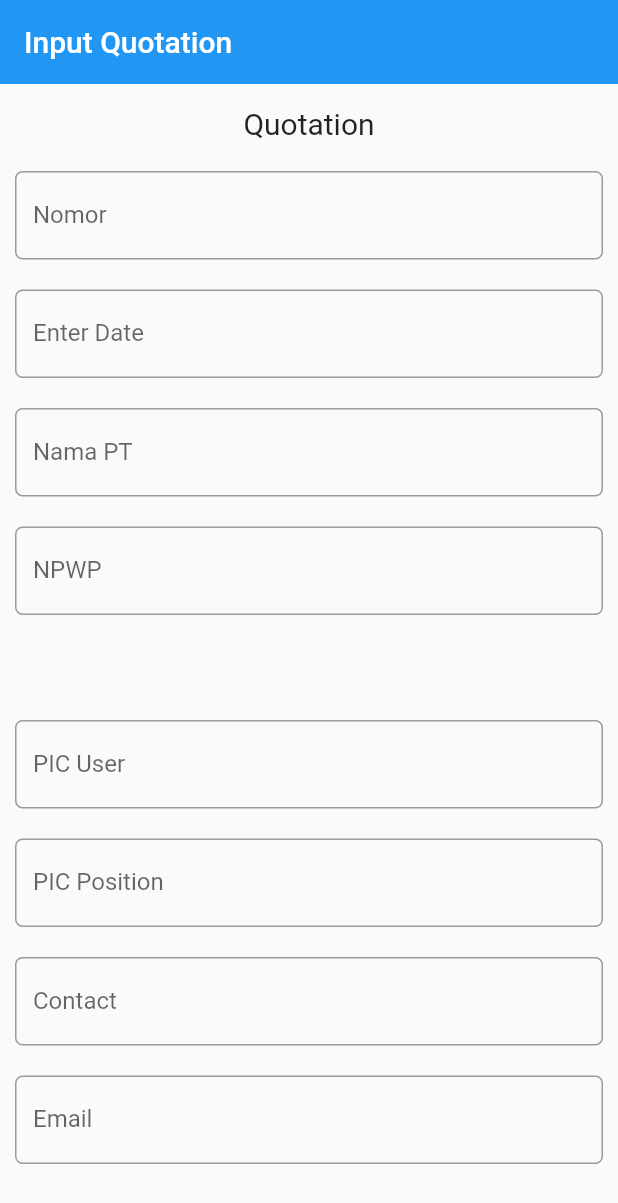
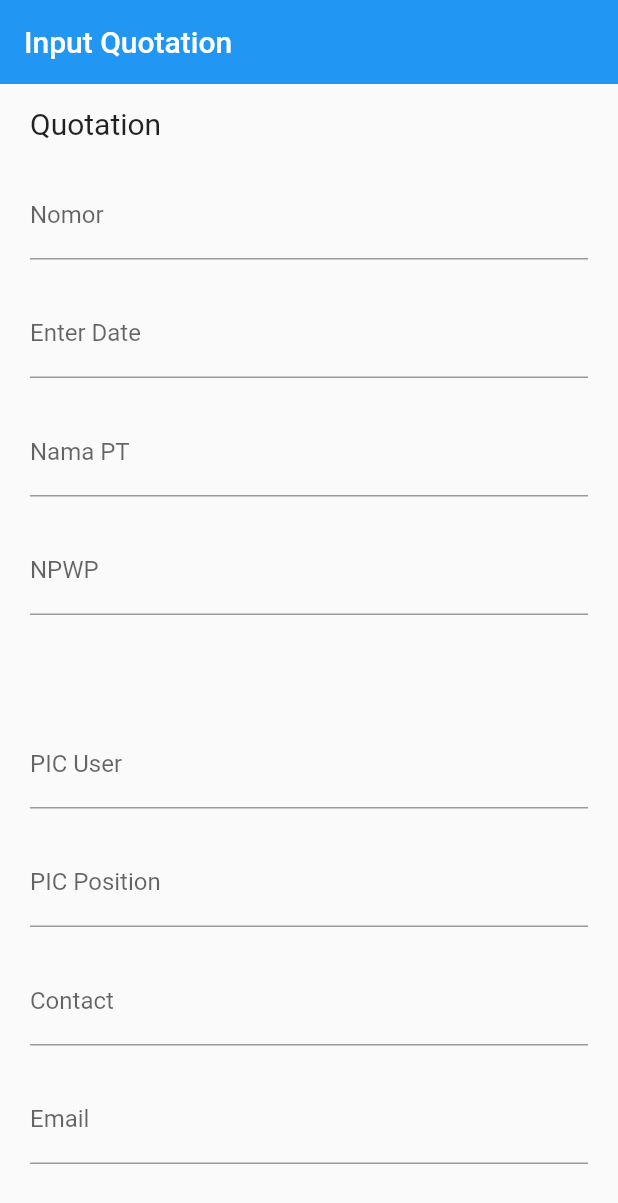
Before and after one commit to EkoBudi14/test_interview, a Flutter app: the screen it shows after launch, on a phone screen of 412 x 824 dp. Shown: the top 1203 px of the screen. Run offline on Flutter 3.47's test engine with Material 2 defaults, Android fonts, the phone set to English and light mode, and no system bars; our stand-ins replace mask_text_input_formatter, pdf; missing offline and left inert: flutter_email_sender, open_file_safe, syncfusion_flutter_pdf.

Commit message:
update_fix

```diff
--- a/lib/home_page.dart
+++ b/lib/home_page.dart
@@ -3,8 +3,10 @@
 import 'dart:developer';
 
 import 'package:flutter/material.dart';
+import 'package:flutter/services.dart';
 import 'package:flutter/src/widgets/container.dart';
 import 'package:flutter/src/widgets/framework.dart';
+import 'package:mask_text_input_formatter/mask_text_input_formatter.dart';
 import 'package:test_flutter/model.dart';
 import 'package:test_flutter/services.dart';
 import 'package:intl/intl.dart';
@@ -52,13 +54,10 @@ class _HomePageState extends State<HomePage> {
   TextEditingController billingEmailController =
       TextEditingController(text: '');
 
-  // @override
-  // void initState() {
-  //   dateinput.text = ""; //set the initial value of text field
-  //   super.initState();
-  // }
   bool _validate = false;
   final _keyController = new GlobalKey<FormState>();
+  final maskText = new MaskTextInputFormatter(
+      mask: '##.###.###.#-###.###', filter: {"#": RegExp(r'[0-9]')});
 
   @override
   Widget build(BuildContext context) {
@@ -71,12 +70,13 @@ class _HomePageState extends State<HomePage> {
         child: Form(
           key: _keyController,
           child: Container(
-            margin: EdgeInsets.only(left: 10, right: 10, top: 15),
+            margin: EdgeInsets.only(left: 20, right: 20, top: 15),
             child: Column(
-              // crossAxisAlignment: CrossAxisAlignment.start,
+              crossAxisAlignment: CrossAxisAlignment.start,
               children: [
                 Text(
-                  "Quotation",style: TextStyle(fontSize: 20),
+                  "Quotation",
+                  style: TextStyle(fontSize: 20),
                 ),
                 SizedBox(
                   height: 20,
@@ -90,8 +90,7 @@ class _HomePageState extends State<HomePage> {
                     decoration: new InputDecoration(
                       hintText: "Masukan Nomor",
                       labelText: "Nomor",
-                      border: OutlineInputBorder(
-                          borderRadius: new BorderRadius.circular(5.0)),
+                      border: UnderlineInputBorder(),
                     ),
                   ),
                 ),
@@ -99,23 +98,22 @@ class _HomePageState extends State<HomePage> {
                   margin: EdgeInsets.only(bottom: 20),
                   child: TextFormField(
                     validator: (value) => value!.isEmpty ? 'Harus Diisi' : null,
-
                     controller:
                         tanggalController, //editing controller of this TextField
                     decoration: InputDecoration(
-                        border: OutlineInputBorder(
-                            borderRadius: new BorderRadius.circular(5.0)),
+                        border: UnderlineInputBorder(),
                         labelText: "Enter Date" //label text of field
                         ),
                     readOnly:
                         true, //set it true, so that user will not able to edit text
                     onTap: () async {
                       DateTime? pickedDate = await showDatePicker(
-                          context: context,
-                          initialDate: DateTime.now(),
-                          firstDate: DateTime(
-                              2000), //DateTime.now() - not to allow to choose before today.
-                          lastDate: DateTime(2101));
+                        context: context,
+                        initialDate: DateTime.now(),
+                        firstDate: DateTime(
+                            2000), //DateTime.now() - not to allow to choose before today.
+                        lastDate: DateTime(2101),
+                      );
 
                       if (pickedDate != null) {
                         print(
@@ -144,8 +142,7 @@ class _HomePageState extends State<HomePage> {
                     decoration: new InputDecoration(
                       hintText: "Masukan Nama PT",
                       labelText: "Nama PT",
-                      border: OutlineInputBorder(
-                          borderRadius: new BorderRadius.circular(5.0)),
+                      border: UnderlineInputBorder(),
                     ),
                   ),
                 ),
@@ -155,11 +152,13 @@ class _HomePageState extends State<HomePage> {
                     validator: (value) => value!.isEmpty ? 'Harus Diisi' : null,
                     keyboardType: TextInputType.number,
                     controller: npwpController,
+                    inputFormatters: [
+                      maskText,
+                    ],
                     decoration: new InputDecoration(
-                      hintText: "Masukan NPWP",
+                      hintText: "00.000.000.0-000.000",
                       labelText: "NPWP",
-                      border: OutlineInputBorder(
-                          borderRadius: new BorderRadius.circular(5.0)),
+                      border: UnderlineInputBorder(),
                     ),
                   ),
                 ),
@@ -171,8 +170,7 @@ class _HomePageState extends State<HomePage> {
                     decoration: new InputDecoration(
                       hintText: "Masukan PIC User",
                       labelText: "PIC User",
-                      border: OutlineInputBorder(
-                          borderRadius: new BorderRadius.circular(5.0)),
+                      border: UnderlineInputBorder(),
                     ),
                   ),
                 ),
@@ -184,8 +182,7 @@ class _HomePageState extends State<HomePage> {
                     decoration: new InputDecoration(
                       hintText: "Mauskan PIC Position",
                       labelText: "PIC Position",
-                      border: OutlineInputBorder(
-                          borderRadius: new BorderRadius.circular(5.0)),
+                      border: UnderlineInputBorder(),
                     ),
                   ),
                 ),
@@ -198,8 +195,7 @@ class _HomePageState extends State<HomePage> {
                     decoration: new InputDecoration(
                       hintText: "Masukan Contact",
                       labelText: "Contact",
-                      border: OutlineInputBorder(
-                          borderRadius: new BorderRadius.circular(5.0)),
+                      border: UnderlineInputBorder(),
                     ),
                   ),
                 ),
@@ -211,8 +207,7 @@ class _HomePageState extends State<HomePage> {
                     decoration: new InputDecoration(
                       hintText: "Masukan Email",
                       labelText: "Email",
-                      border: OutlineInputBorder(
-                          borderRadius: new BorderRadius.circular(5.0)),
+                      border: UnderlineInputBorder(),
                     ),
                   ),
                 ),
@@ -238,9 +233,16 @@ class _HomePageState extends State<HomePage> {
                       labelText: "Total Employee",
                       errorText:
                           _validate ? 'Minimal Total Employe adalah 25' : null,
-                      border: OutlineInputBorder(
-                          borderRadius: new BorderRadius.circular(5.0)),
+                      border: UnderlineInputBorder(),
                     ),
+                  ),
+                ),
+                Text(
+                  "*Minimal Employee 25",
+                  style: TextStyle(
+                    fontSize: 12,
+                    color: Colors.red,
+                    fontWeight: FontWeight.bold,
                   ),
                 ),
                 Container(
@@ -252,8 +254,7 @@ class _HomePageState extends State<HomePage> {
                     decoration: new InputDecoration(
                       hintText: "Masukan Diskon",
                       labelText: "Diskon",
-                      border: OutlineInputBorder(
-                          borderRadius: new BorderRadius.circular(5.0)),
+                      border: UnderlineInputBorder(),
                     ),
                   ),
                 ),
@@ -264,8 +265,7 @@ class _HomePageState extends State<HomePage> {
                     decoration: new InputDecoration(
                       hintText: "Masukan Keterangan 1",
                       labelText: "Keterangan 1",
-                      border: OutlineInputBorder(
-                          borderRadius: new BorderRadius.circular(5.0)),
+                      border: UnderlineInputBorder(),
                     ),
                   ),
                 ),
@@ -278,8 +278,7 @@ class _HomePageState extends State<HomePage> {
                     decoration: new InputDecoration(
                       hintText: "Masukan Harga Trining",
                       labelText: "Harga Training",
-                      border: OutlineInputBorder(
-                          borderRadius: new BorderRadius.circular(5.0)),
+                      border: UnderlineInputBorder(),
                     ),
                   ),
                 ),
@@ -292,8 +291,7 @@ class _HomePageState extends State<HomePage> {
                     decoration: new InputDecoration(
                       hintText: "Masukan Diskon Training",
                       labelText: "Diskon Training",
-                      border: OutlineInputBorder(
-                          borderRadius: new BorderRadius.circular(5.0)),
+                      border: UnderlineInputBorder(),
                     ),
                   ),
                 ),
@@ -304,8 +302,7 @@ class _HomePageState extends State<HomePage> {
                     decoration: new InputDecoration(
                       hintText: "Masukan Keterangan 2",
                       labelText: "Keterangan 2",
-                      border: OutlineInputBorder(
-                          borderRadius: new BorderRadius.circular(5.0)),
+                      border: UnderlineInputBorder(),
                     ),
                   ),
                 ),
@@ -318,8 +315,7 @@ class _HomePageState extends State<HomePage> {
                     decoration: new InputDecoration(
                       hintText: "Masukan Harga Implementasi",
                       labelText: "Harga Implementasi",
-                      border: OutlineInputBorder(
-                          borderRadius: new BorderRadius.circular(5.0)),
+                      border: UnderlineInputBorder(),
                     ),
                   ),
                 ),
@@ -332,8 +328,7 @@ class _HomePageState extends State<HomePage> {
                     decoration: new InputDecoration(
                       hintText: "Masukan Diskon Implementasi",
                       labelText: "Diskon Implementasi",
-                      border: OutlineInputBorder(
-                          borderRadius: new BorderRadius.circular(5.0)),
+                      border: UnderlineInputBorder(),
                     ),
                   ),
                 ),
@@ -344,8 +339,7 @@ class _HomePageState extends State<HomePage> {
                     decoration: new InputDecoration(
                       hintText: "Masukan Keterangan 3",
                       labelText: "Keterangan 3",
-                      border: OutlineInputBorder(
-                          borderRadius: new BorderRadius.circular(5.0)),
+                      border: UnderlineInputBorder(),
                     ),
                   ),
                 ),
@@ -358,8 +352,7 @@ class _HomePageState extends State<HomePage> {
                     decoration: new InputDecoration(
                       hintText: "Masukan Harga Modifikasi",
                       labelText: "Harga Modifikasi",
-                      border: OutlineInputBorder(
-                          borderRadius: new BorderRadius.circular(5.0)),
+                      border: UnderlineInputBorder(),
                     ),
                   ),
                 ),
@@ -372,8 +365,7 @@ class _HomePageState extends State<HomePage> {
                     decoration: new InputDecoration(
                       hintText: "Masukan Diskon Modifikasi",
                       labelText: "Diskon Modifikasi",
-                      border: OutlineInputBorder(
-                          borderRadius: new BorderRadius.circular(5.0)),
+                      border: UnderlineInputBorder(),
                     ),
                   ),
                 ),
@@ -384,8 +376,7 @@ class _HomePageState extends State<HomePage> {
                     decoration: new InputDecoration(
                       hintText: "Masukan Keterangan 4",
                       labelText: "Keterangan 4",
-                      border: OutlineInputBorder(
-                          borderRadius: new BorderRadius.circular(5.0)),
+                      border: UnderlineInputBorder(),
                     ),
                   ),
                 ),
@@ -397,8 +388,7 @@ class _HomePageState extends State<HomePage> {
                     decoration: new InputDecoration(
                       hintText: "Masukan Email Sales",
                       labelText: "Email Sales",
-                      border: OutlineInputBorder(
-                          borderRadius: new BorderRadius.circular(5.0)),
+                      border: UnderlineInputBorder(),
                     ),
                   ),
                 ),
@@ -410,8 +400,7 @@ class _HomePageState extends State<HomePage> {
                     decoration: new InputDecoration(
                       hintText: "Masukan Billing PIC",
                       labelText: "Billing PIC",
-                      border: OutlineInputBorder(
-                          borderRadius: new BorderRadius.circular(5.0)),
+                      border: UnderlineInputBorder(),
                     ),
                   ),
                 ),
@@ -423,8 +412,7 @@ class _HomePageState extends State<HomePage> {
                     decoration: new InputDecoration(
                       hintText: "Masukan Billing Address",
                       labelText: "Billing Address",
-                      border: OutlineInputBorder(
-                          borderRadius: new BorderRadius.circular(5.0)),
+                      border: UnderlineInputBorder(),
                     ),
                   ),
                 ),
@@ -436,8 +424,7 @@ class _HomePageState extends State<HomePage> {
                     decoration: new InputDecoration(
                       hintText: "Masukan Billing contact",
                       labelText: "Billing contact",
-                      border: OutlineInputBorder(
-                          borderRadius: new BorderRadius.circular(5.0)),
+                      border: UnderlineInputBorder(),
                     ),
                   ),
                 ),
@@ -449,12 +436,20 @@ class _HomePageState extends State<HomePage> {
                     decoration: new InputDecoration(
                       hintText: "Masukan Billing Email",
                       labelText: "Billing Email",
-                      border: OutlineInputBorder(
-                          borderRadius: new BorderRadius.circular(5.0)),
+                      border: UnderlineInputBorder(),
                     ),
                   ),
                 ),
                 ElevatedButton(
+                  style: ElevatedButton.styleFrom(
+                    elevation: 0,
+                    minimumSize: Size(double.infinity, 40),
+                    shape: RoundedRectangleBorder(
+                      borderRadius: BorderRadius.all(
+                        Radius.circular(20),
+                      ),
+                    ),
+                  ),
                   onPressed: () async {
                     _keyController.currentState!.save();
                     if (_keyController.currentState!.validate()) {
@@ -462,7 +457,7 @@ class _HomePageState extends State<HomePage> {
                         nomor: int.parse(nomorController.text),
                         tanggal: tanggalController.text,
                         namaPT: namaPtController.text,
-                        npwp: int.parse(npwpController.text),
+                        npwp: npwpController.text,
                         picUser: piCUserController.text,
                         picPosition: piCPositionController.text,
                         contact: contactController.text,
@@ -499,6 +494,15 @@ class _HomePageState extends State<HomePage> {
                   height: 10,
                 ),
                 ElevatedButton(
+                  style: ElevatedButton.styleFrom(
+                    elevation: 0,
+                    minimumSize: Size(double.infinity, 40),
+                    shape: RoundedRectangleBorder(
+                      borderRadius: BorderRadius.all(
+                        Radius.circular(20),
+                      ),
+                    ),
+                  ),
                   onPressed: () async {
                     _keyController.currentState!.save();
                     if (_keyController.currentState!.validate()) {
@@ -506,7 +510,7 @@ class _HomePageState extends State<HomePage> {
                         nomor: int.parse(nomorController.text),
                         tanggal: tanggalController.text,
                         namaPT: namaPtController.text,
-                        npwp: int.parse(npwpController.text),
+                        npwp: npwpController.text,
                         picUser: piCUserController.text,
                         picPosition: piCPositionController.text,
                         contact: contactController.text,
@@ -540,6 +544,9 @@ class _HomePageState extends State<HomePage> {
                   },
                   child: Text("Send Email"),
                 ),
+                SizedBox(
+                  height: 40,
+                ),
               ],
             ),
           ),
--- a/lib/model.dart
+++ b/lib/model.dart
@@ -2,7 +2,7 @@ class Quatation {
   final int nomor;
   final String tanggal;
   final String namaPT;
-  final int npwp;
+  final String npwp;
   final String picUser;
   final String picPosition;
   final String contact;
--- a/lib/services.dart
+++ b/lib/services.dart
@@ -34,11 +34,11 @@ class PdfServices {
     var hargaPerKaryawan = total / quatation.totalEmployee;
     var setelahDiskon = total - (total * quatation.diskon / 100);
     var hargaTrinings = quatation.hargaTrining -
-        (quatation.hargaTrining * quatation.diskon / 100);
+        (quatation.hargaTrining * quatation.diskonTrining / 100);
     var hargaImplementasis = quatation.hargaImplementasi -
-        (quatation.hargaImplementasi * quatation.diskon / 100);
+        (quatation.hargaImplementasi * quatation.diskonImplementasi / 100);
     var hargaModifikasis = quatation.hargaModifikasi -
-        (quatation.hargaModifikasi * quatation.diskon / 100);
+        (quatation.hargaModifikasi * quatation.diskonModifikasi / 100);
 
     final f = new DateFormat('yyyy-MM-dd');
     final headers = [
@@ -108,6 +108,48 @@ class PdfServices {
                 ),
               ],
             ),
+            pw.SizedBox(
+              height: 30,
+            ),
+            pw.Row(children: [
+              pw.Column(
+                mainAxisAlignment: pw.MainAxisAlignment.start,
+                crossAxisAlignment: pw.CrossAxisAlignment.start,
+                children: [
+                  pw.Text(
+                    "Billing PIC:" + quatation.billingPic,
+                    style: pw.TextStyle(
+                      fontSize: 13,
+                    ),
+                  ),
+                  pw.Text(
+                    "Billing Address : " + quatation.billingAddress,
+                    // ignore: prefer_const_constructors
+                    style: pw.TextStyle(
+                      fontSize: 13,
+                    ),
+                  ),
+                  pw.Text(
+                    "Billing Contact : " + quatation.billingContact,
+                    style: pw.TextStyle(
+                      fontSize: 13,
+                    ),
+                  ),
+                  pw.Text(
+                    "Billing Email : " + quatation.billingEmail,
+                    style: pw.TextStyle(
+                      fontSize: 13,
+                    ),
+                  ),
+                  pw.Text(
+                    "Email Sales : " + quatation.emailSales,
+                    style: pw.TextStyle(
+                      fontSize: 13,
+                    ),
+                  ),
+                ],
+              ),
+            ]),
             // pw.SizedBox(
             //   height: 13,
             // ),
@@ -159,7 +201,7 @@ class PdfServices {
                   quatation.keterangan3
                 ],
                 [
-                  'Total Modifikasi',
+                  'Harga Modifikasi',
                   'Rp.${NumberFormat.currency(
                     locale: "id",
                     name: '',
@@ -187,40 +229,9 @@ class PdfServices {
               child: pw.Row(
                 crossAxisAlignment: pw.CrossAxisAlignment.start,
                 children: [
-                  pw.Column(
-                    mainAxisAlignment: pw.MainAxisAlignment.start,
-                    crossAxisAlignment: pw.CrossAxisAlignment.start,
-                    children: [
-                      pw.Text(
-                        "Billing PIC:" + quatation.billingPic,
-                        style: pw.TextStyle(
-                          fontSize: 13,
-                        ),
-                      ),
-                      pw.Text(
-                        "Billing Address : " + quatation.billingAddress,
-                        // ignore: prefer_const_constructors
-                        style: pw.TextStyle(
-                          fontSize: 13,
-                        ),
-                      ),
-                      pw.Text(
-                        "Billing Contact : " + quatation.billingContact,
-                        style: pw.TextStyle(
-                          fontSize: 13,
-                        ),
-                      ),
-                      pw.Text(
-                        "Billing Email : " + quatation.billingEmail,
-                        style: pw.TextStyle(
-                          fontSize: 13,
-                        ),
-                      ),
-                    ],
-                  ),
-                  pw.Spacer(flex: 1),
+                  pw.Spacer(flex: 5),
                   pw.Expanded(
-                    flex: 2,
+                    flex: 6,
                     child: pw.Column(
                       crossAxisAlignment: pw.CrossAxisAlignment.start,
                       children: [
@@ -237,6 +248,7 @@ class PdfServices {
                                   ),
                                 ),
                               ),
+                              pw.Text('Rp.'),
                               pw.Text(NumberFormat.currency(
                                 locale: "id",
                                 name: '',
@@ -258,6 +270,7 @@ class PdfServices {
                                   ),
                                 ),
                               ),
+                              pw.Text('Rp.'),
                               pw.Text(NumberFormat.currency(
                                 locale: "id",
                                 name: '',
@@ -279,6 +292,7 @@ class PdfServices {
                                   ),
                                 ),
                               ),
+                              pw.Text('Rp.'),
                               pw.Text(NumberFormat.currency(
                                 locale: "id",
                                 name: '',
@@ -300,6 +314,7 @@ class PdfServices {
                                   ),
                                 ),
                               ),
+                              pw.Text('Rp.'),
                               pw.Text(NumberFormat.currency(
                                 locale: "id",
                                 name: '',
@@ -321,6 +336,7 @@ class PdfServices {
                                   ),
                                 ),
                               ),
+                              pw.Text('Rp.'),
                               pw.Text(NumberFormat.currency(
                                 locale: "id",
                                 name: '',
@@ -342,6 +358,7 @@ class PdfServices {
                                   ),
                                 ),
                               ),
+                              pw.Text('Rp.'),
                               pw.Text(NumberFormat.currency(
                                 locale: "id",
                                 name: '',
@@ -365,7 +382,7 @@ class PdfServices {
 
   static Future<void> savePdfFile(Uint8List byteList) async {
     final output = await getTemporaryDirectory();
-    var filePath = "${output.path}/documentPdf.pdf";
+    var filePath = "${output.path}/QuotationDocument.pdf";
     print(filePath);
     final file = File(filePath);
     await file.writeAsBytes(byteList);
@@ -374,7 +391,7 @@ class PdfServices {
 
   static Future<void> savePdfFileToSendEmail(Uint8List byteList) async {
     final output = await getTemporaryDirectory();
-    var filePath = "${output.path}/documentPdf.pdf";
+    var filePath = "${output.path}/QuotationDocument.pdf";
     print(filePath);
     final file = File(filePath);
     await file.writeAsBytes(byteList);
@@ -385,10 +402,11 @@ class PdfServices {
     final output = await getTemporaryDirectory();
 
     final Email email = Email(
-      body: 'Berikut Link Untuk E-sign \n https://www.sodapdf.com/id/sign-pdf/ ',
+      body:
+          'Berikut Link Untuk E-sign \n https://www.sodapdf.com/id/sign-pdf/ ',
       subject: 'Quotation PDF',
       recipients: [recipients],
-      attachmentPaths: ["${output.path}/documentPdf.pdf"],
+      attachmentPaths: ["${output.path}/QuotationDocument.pdf"],
       isHTML: true,
     );
 
--- a/pubspec.yaml
+++ b/pubspec.yaml
@@ -42,6 +42,8 @@ dependencies:
   intl: ^0.17.0
   flutter_email_sender: ^5.1.0
   syncfusion_flutter_pdf: ^20.3.52
+  mask: ^1.0.4
+  mask_text_input_formatter: ^2.4.0
 
 dev_dependencies:
   flutter_test:
```
Also changed, not shown: pubspec.lock.
